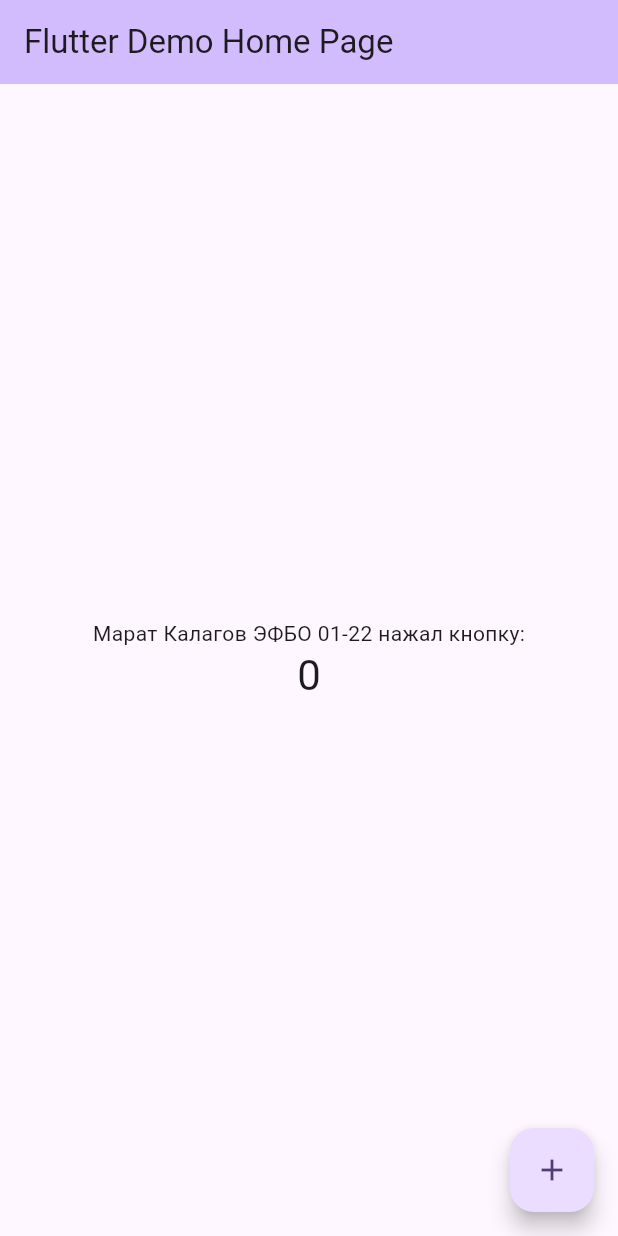
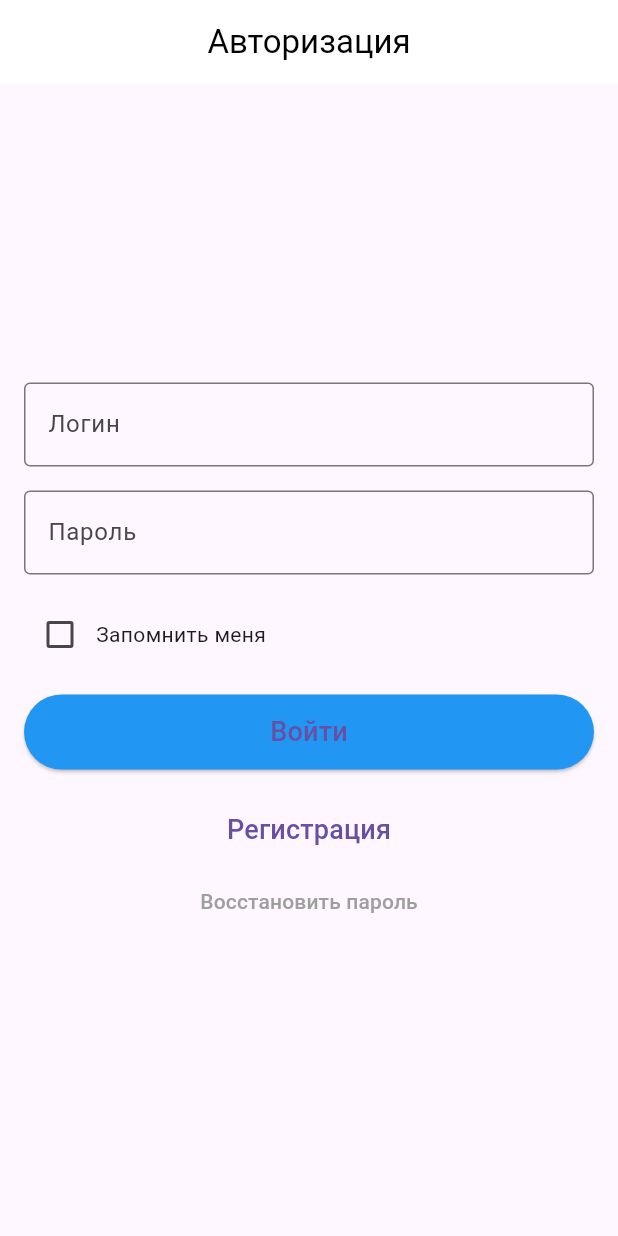
Before and after one commit to HanzoR7/Corp_I, a Flutter app: the screen it shows after launch, on a phone screen of 412 x 824 dp. Run offline on Flutter 3.47's test engine with Material 3 defaults, Android fonts, the phone set to English and light mode, and no system bars.

```diff
--- a/lib/main.dart
+++ b/lib/main.dart
@@ -7,119 +7,107 @@ void main() {
 class MyApp extends StatelessWidget {
   const MyApp({super.key});
 
-  // This widget is the root of your application.
   @override
   Widget build(BuildContext context) {
     return MaterialApp(
-      title: 'Flutter Demo',
+      debugShowCheckedModeBanner: false,
       theme: ThemeData(
-        // This is the theme of your application.
-        //
-        // TRY THIS: Try running your application with "flutter run". You'll see
-        // the application has a purple toolbar. Then, without quitting the app,
-        // try changing the seedColor in the colorScheme below to Colors.green
-        // and then invoke "hot reload" (save your changes or press the "hot
-        // reload" button in a Flutter-supported IDE, or press "r" if you used
-        // the command line to start the app).
-        //
-        // Notice that the counter didn't reset back to zero; the application
-        // state is not lost during the reload. To reset the state, use hot
-        // restart instead.
-        //
-        // This works for code too, not just values: Most code changes can be
-        // tested with just a hot reload.
-        colorScheme: ColorScheme.fromSeed(seedColor: Colors.deepPurple),
-        useMaterial3: true,
+        primarySwatch: Colors.blue,
       ),
-      home: const MyHomePage(title: 'Flutter Demo Home Page'),
+      home: const LoginScreen(),
     );
   }
 }
 
-class MyHomePage extends StatefulWidget {
-  const MyHomePage({super.key, required this.title});
-
-  // This widget is the home page of your application. It is stateful, meaning
-  // that it has a State object (defined below) that contains fields that affect
-  // how it looks.
-
-  // This class is the configuration for the state. It holds the values (in this
-  // case the title) provided by the parent (in this case the App widget) and
-  // used by the build method of the State. Fields in a Widget subclass are
-  // always marked "final".
-
-  final String title;
+class LoginScreen extends StatefulWidget {
+  const LoginScreen({super.key});
 
   @override
-  State<MyHomePage> createState() => _MyHomePageState();
+  // ignore: library_private_types_in_public_api
+  _LoginScreenState createState() => _LoginScreenState();
 }
 
-class _MyHomePageState extends State<MyHomePage> {
-  int _counter = 0;
-
-  void _incrementCounter() {
-    setState(() {
-      // This call to setState tells the Flutter framework that something has
-      // changed in this State, which causes it to rerun the build method below
-      // so that the display can reflect the updated values. If we changed
-      // _counter without calling setState(), then the build method would not be
-      // called again, and so nothing would appear to happen.
-      _counter++;
-    });
-  }
+class _LoginScreenState extends State<LoginScreen> {
+  bool _rememberMe = false;
 
   @override
   Widget build(BuildContext context) {
-    // This method is rerun every time setState is called, for instance as done
-    // by the _incrementCounter method above.
-    //
-    // The Flutter framework has been optimized to make rerunning build methods
-    // fast, so that you can just rebuild anything that needs updating rather
-    // than having to individually change instances of widgets.
     return Scaffold(
       appBar: AppBar(
-        // TRY THIS: Try changing the color here to a specific color (to
-        // Colors.amber, perhaps?) and trigger a hot reload to see the AppBar
-        // change color while the other colors stay the same.
-        backgroundColor: Theme.of(context).colorScheme.inversePrimary,
-        // Here we take the value from the MyHomePage object that was created by
-        // the App.build method, and use it to set our appbar title.
-        title: Text(widget.title),
+        title: const Text('Авторизация', style: TextStyle(color: Colors.black)),
+        backgroundColor: Colors.white,
+        elevation: 0,
+        centerTitle: true,
       ),
-      body: Center(
-        // Center is a layout widget. It takes a single child and positions it
-        // in the middle of the parent.
+      body: Padding(
+        padding: const EdgeInsets.all(16.0),
         child: Column(
-          // Column is also a layout widget. It takes a list of children and
-          // arranges them vertically. By default, it sizes itself to fit its
-          // children horizontally, and tries to be as tall as its parent.
-          //
-          // Column has various properties to control how it sizes itself and
-          // how it positions its children. Here we use mainAxisAlignment to
-          // center the children vertically; the main axis here is the vertical
-          // axis because Columns are vertical (the cross axis would be
-          // horizontal).
-          //
-          // TRY THIS: Invoke "debug painting" (choose the "Toggle Debug Paint"
-          // action in the IDE, or press "p" in the console), to see the
-          // wireframe for each widget.
           mainAxisAlignment: MainAxisAlignment.center,
-          children: <Widget>[
-            const Text(
-              'Марат Калагов ЭФБО 01-22 нажал кнопку:',
+          children: [
+            const TextField(
+              decoration: InputDecoration(
+                labelText: 'Логин',
+                border: OutlineInputBorder(),
+              ),
             ),
-            Text(
-              '$_counter',
-              style: Theme.of(context).textTheme.headlineMedium,
+            const SizedBox(height: 16),
+            const TextField(
+              obscureText: true,
+              decoration: InputDecoration(
+                labelText: 'Пароль',
+                border: OutlineInputBorder(),
+              ),
+            ),
+            const SizedBox(height: 16),
+            Row(
+              children: [
+                Checkbox(
+                  value: _rememberMe,
+                  onChanged: (bool? value) {
+                    setState(() {
+                      _rememberMe = value ?? false;
+                    });
+                  },
+                ),
+                const Text('Запомнить меня'),
+              ],
+            ),
+            const SizedBox(height: 16),
+            ElevatedButton(
+              onPressed: () {
+                // Логика для кнопки Войти
+              },
+              style: ElevatedButton.styleFrom(
+                minimumSize: const Size(double.infinity, 50),
+                backgroundColor: Colors.blue,
+              ),
+              child: const Text(
+                'Войти',
+                style: TextStyle(fontSize: 18),
+              ),
+            ),
+            const SizedBox(height: 16),
+            TextButton(
+              onPressed: () {
+                // Логика для кнопки Регистрация
+              },
+              child: const Text(
+                'Регистрация',
+                style: TextStyle(fontSize: 18),
+              ),
+            ),
+            TextButton(
+              onPressed: () {
+                // Логика для кнопки Восстановить пароль
+              },
+              child: const Text(
+                'Восстановить пароль',
+                style: TextStyle(color: Colors.grey),
+              ),
             ),
           ],
         ),
       ),
-      floatingActionButton: FloatingActionButton(
-        onPressed: _incrementCounter,
-        tooltip: 'Increment',
-        child: const Icon(Icons.add),
-      ), // This trailing comma makes auto-formatting nicer for build methods.
     );
   }
 }
```
